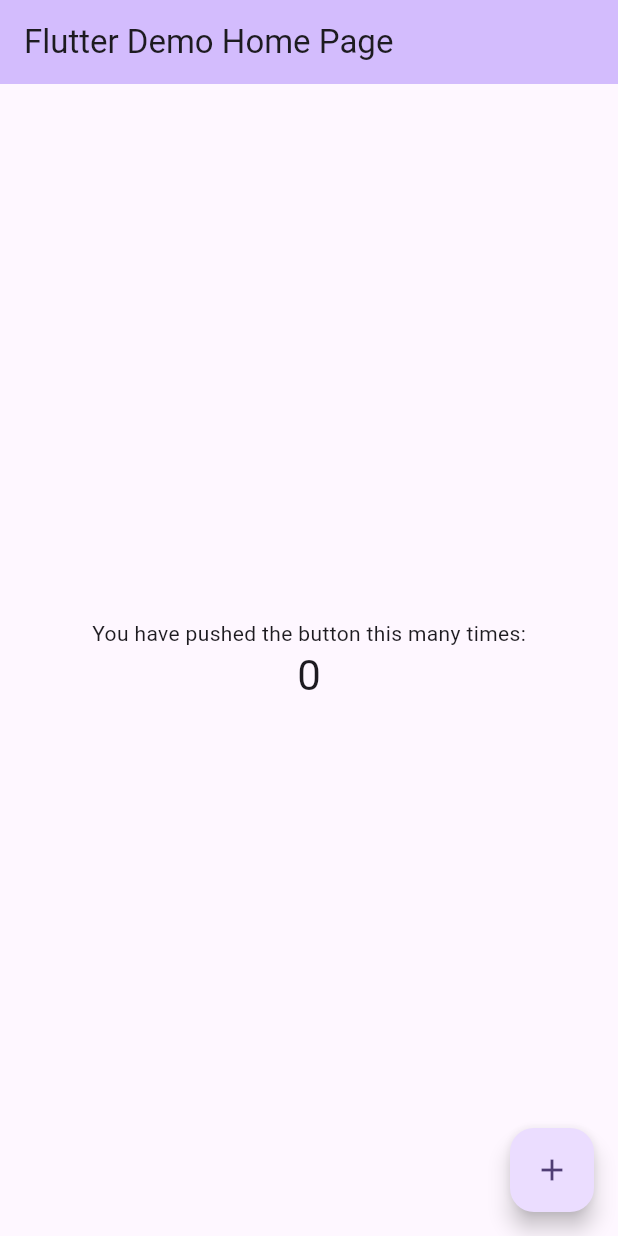
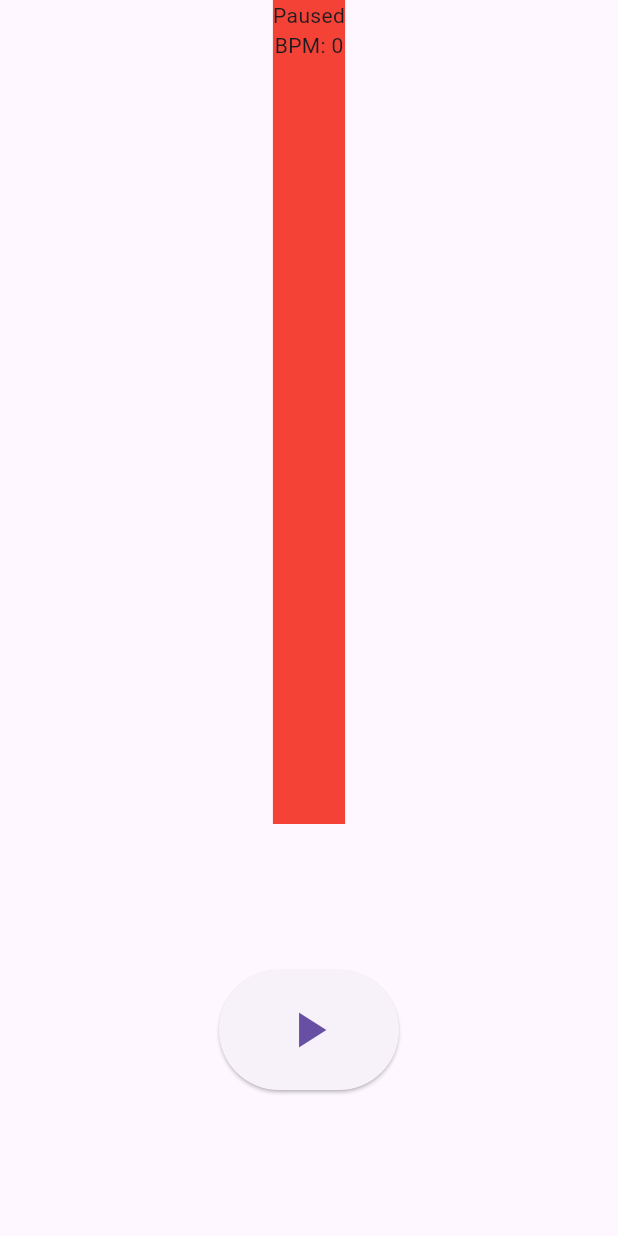
Before and after one commit to ohnevorerfahrung/adidas_running, a Flutter app: the screen it shows after launch, on a phone screen of 412 x 824 dp. Run offline on Flutter 3.47's test engine with Material 3 defaults, Android fonts, the phone set to English and light mode, and no system bars.

Commit message:
first structure

```diff
--- /dev/null
+++ b/lib/functionality/playback_model.dart
@@ -0,0 +1,26 @@
+import 'package:flutter/material.dart';
+
+class PlaybackModel extends ChangeNotifier {
+  bool _isPlaying = false;
+  int _bpm = 0;
+  int _countmusicdata = 0;
+
+  bool get isPlaying => _isPlaying;
+  int get bpm => _bpm;
+  int get countmusicdata => _countmusicdata;
+
+  void togglePlayPause() {
+    _isPlaying = !_isPlaying;
+    notifyListeners();
+  }
+
+  void setBpm(int bpm) {
+    _bpm = bpm;
+    notifyListeners();
+  }
+
+  void setcountmusicdata(int countmusicdata) {
+    _countmusicdata = countmusicdata;
+    notifyListeners();
+  }
+}
--- a/lib/main.dart
+++ b/lib/main.dart
@@ -1,4 +1,5 @@
 import 'package:flutter/material.dart';
+import 'views/running_screen_overall.dart';
 
 void main() {
   runApp(const MyApp());
@@ -7,119 +8,14 @@
 class MyApp extends StatelessWidget {
   const MyApp({super.key});
 
-  // This widget is the root of your application.
   @override
   Widget build(BuildContext context) {
     return MaterialApp(
-      title: 'Flutter Demo',
+      title: 'running_app',
       theme: ThemeData(
-        // This is the theme of your application.
-        //
-        // TRY THIS: Try running your application with "flutter run". You'll see
-        // the application has a purple toolbar. Then, without quitting the app,
-        // try changing the seedColor in the colorScheme below to Colors.green
-        // and then invoke "hot reload" (save your changes or press the "hot
-        // reload" button in a Flutter-supported IDE, or press "r" if you used
-        // the command line to start the app).
-        //
-        // Notice that the counter didn't reset back to zero; the application
-        // state is not lost during the reload. To reset the state, use hot
-        // restart instead.
-        //
-        // This works for code too, not just values: Most code changes can be
-        // tested with just a hot reload.
-        colorScheme: ColorScheme.fromSeed(seedColor: Colors.deepPurple),
-        useMaterial3: true,
+        primarySwatch: Colors.blue,
       ),
-      home: const MyHomePage(title: 'Flutter Demo Home Page'),
+      home: const MyHomePage(),
     );
   }
 }
-
-class MyHomePage extends StatefulWidget {
-  const MyHomePage({super.key, required this.title});
-
-  // This widget is the home page of your application. It is stateful, meaning
-  // that it has a State object (defined below) that contains fields that affect
-  // how it looks.
-
-  // This class is the configuration for the state. It holds the values (in this
-  // case the title) provided by the parent (in this case the App widget) and
-  // used by the build method of the State. Fields in a Widget subclass are
-  // always marked "final".
-
-  final String title;
-
-  @override
-  State<MyHomePage> createState() => _MyHomePageState();
-}
-
-class _MyHomePageState extends State<MyHomePage> {
-  int _counter = 0;
-
-  void _incrementCounter() {
-    setState(() {
-      // This call to setState tells the Flutter framework that something has
-      // changed in this State, which causes it to rerun the build method below
-      // so that the display can reflect the updated values. If we changed
-      // _counter without calling setState(), then the build method would not be
-      // called again, and so nothing would appear to happen.
-      _counter++;
-    });
-  }
-
-  @override
-  Widget build(BuildContext context) {
-    // This method is rerun every time setState is called, for instance as done
-    // by the _incrementCounter method above.
-    //
-    // The Flutter framework has been optimized to make rerunning build methods
-    // fast, so that you can just rebuild anything that needs updating rather
-    // than having to individually change instances of widgets.
-    return Scaffold(
-      appBar: AppBar(
-        // TRY THIS: Try changing the color here to a specific color (to
-        // Colors.amber, perhaps?) and trigger a hot reload to see the AppBar
-        // change color while the other colors stay the same.
-        backgroundColor: Theme.of(context).colorScheme.inversePrimary,
-        // Here we take the value from the MyHomePage object that was created by
-        // the App.build method, and use it to set our appbar title.
-        title: Text(widget.title),
-      ),
-      body: Center(
-        // Center is a layout widget. It takes a single child and positions it
-        // in the middle of the parent.
-        child: Column(
-          // Column is also a layout widget. It takes a list of children and
-          // arranges them vertically. By default, it sizes itself to fit its
-          // children horizontally, and tries to be as tall as its parent.
-          //
-          // Column has various properties to control how it sizes itself and
-          // how it positions its children. Here we use mainAxisAlignment to
-          // center the children vertically; the main axis here is the vertical
-          // axis because Columns are vertical (the cross axis would be
-          // horizontal).
-          //
-          // TRY THIS: Invoke "debug painting" (choose the "Toggle Debug Paint"
-          // action in the IDE, or press "p" in the console), to see the
-          // wireframe for each widget.
-          mainAxisAlignment: MainAxisAlignment.center,
-          children: <Widget>[
-            const Text(
-              'You have pushed the button this many times:',
-            ),
-            Text(
-              '$_counter',
-              style: Theme.of(context).textTheme.headlineMedium,
-            ),
-          ],
-        ),
-      ),
-      floatingActionButton: FloatingActionButton(
-        onPressed: _incrementCounter,
-        tooltip: 'Increment',
-        child: const Icon(Icons.add),
-      ), // This trailing comma makes auto-formatting nicer for build methods.
-    );
-  }
-}
--- /dev/null
+++ b/lib/views/parts/running_screen_oben.dart
@@ -0,0 +1,36 @@
+import 'package:flutter/material.dart';
+import 'package:provider/provider.dart';
+import '/functionality/playback_model.dart';
+
+class Oben extends StatefulWidget {
+  const Oben({super.key});
+
+  @override
+  State<Oben> createState() => _UntenState();
+}
+
+class _UntenState extends State<Oben> {
+  bool isPlaying = false;
+  int bpt = 0;
+
+  @override
+  Widget build(BuildContext context) {
+    return Container(
+      color: Colors.red,
+      child: Column(
+        children: <Widget>[
+          Consumer<PlaybackModel>(
+            builder: (context, playbackModel, child) {
+              return Text(playbackModel.isPlaying ? 'Playing' : 'Paused');
+            },
+          ),
+          Consumer<PlaybackModel>(
+            builder: (context, playbackModel, child) {
+              return Text('BPM: ${playbackModel.bpm}');
+            },
+          ),
+        ],
+      ),
+    );
+  }
+}
--- /dev/null
+++ b/lib/views/parts/running_screen_unten.dart
@@ -0,0 +1,51 @@
+import 'package:flutter/material.dart';
+import 'package:provider/provider.dart';
+import '/functionality/playback_model.dart';
+
+class Unten extends StatefulWidget {
+  const Unten({super.key});
+
+  @override
+  State<Unten> createState() => _UntenState();
+}
+
+// Ich hab hier was integriert, dass du mit playbackModel.setBpm(playbackModel.bpm + 1) -> veränder die BPM
+// playbackModel.togglePlayPause() -> musik ein und ausschalten
+// playbackModel.setcountmusicdata(playbackModel.countmusicdata + 1); -> veränder den Track
+// verändern kannst, welche BPM spielen und ob es spielt
+// Kann sein, dass du Cosumer<PlaybackModel> jedes mal mit verwenden musst, um das ganze auszuführen.
+
+//TODO: Setze setcountmusicdata auf 1, wenn der erste Track gespielt wird
+
+class _UntenState extends State<Unten> {
+  @override
+  Widget build(BuildContext context) {
+    return Center(
+      child: Column(
+        mainAxisAlignment: MainAxisAlignment.center,
+        children: [
+          Consumer<PlaybackModel>(
+            builder: (context, playbackModel, child) {
+              return ElevatedButton(
+                onPressed: () {
+                  playbackModel.setBpm(playbackModel.bpm + 1);
+                  playbackModel.togglePlayPause();
+                  playbackModel
+                      .setcountmusicdata(playbackModel.countmusicdata + 1);
+                },
+                style: ElevatedButton.styleFrom(
+                  padding:
+                      const EdgeInsets.symmetric(horizontal: 40, vertical: 20),
+                ),
+                child: Icon(
+                  playbackModel.isPlaying ? Icons.pause : Icons.play_arrow,
+                  size: 40,
+                ),
+              );
+            },
+          ),
+        ],
+      ),
+    );
+  }
+}
--- /dev/null
+++ b/lib/views/running_screen_overall.dart
@@ -0,0 +1,35 @@
+import 'package:flutter/material.dart';
+import 'parts/running_screen_oben.dart';
+import 'parts/running_screen_unten.dart';
+import 'package:provider/provider.dart';
+import '../functionality/playback_model.dart';
+
+class MyHomePage extends StatefulWidget {
+  const MyHomePage({super.key});
+
+  @override
+  State<MyHomePage> createState() => _MyHomePageState();
+}
+
+class _MyHomePageState extends State<MyHomePage> {
+  @override
+  Widget build(BuildContext context) {
+    return ChangeNotifierProvider(
+      create: (context) => PlaybackModel(),
+      child: const Scaffold(
+        body: Column(
+          children: <Widget>[
+            Expanded(
+              flex: 4,
+              child: Oben(),
+            ),
+            Expanded(
+              flex: 2,
+              child: Unten(),
+            ),
+          ],
+        ),
+      ),
+    );
+  }
+}
--- a/pubspec.yaml
+++ b/pubspec.yaml
@@ -36,6 +36,7 @@ dependencies:
   # Use with the CupertinoIcons class for iOS style icons.
   cupertino_icons: ^1.0.6
   health: ^10.2.0
+  provider: ^6.0.3
 
 dev_dependencies:
   flutter_test:
```
Also changed, not shown: pubspec.lock, 4 other files.
